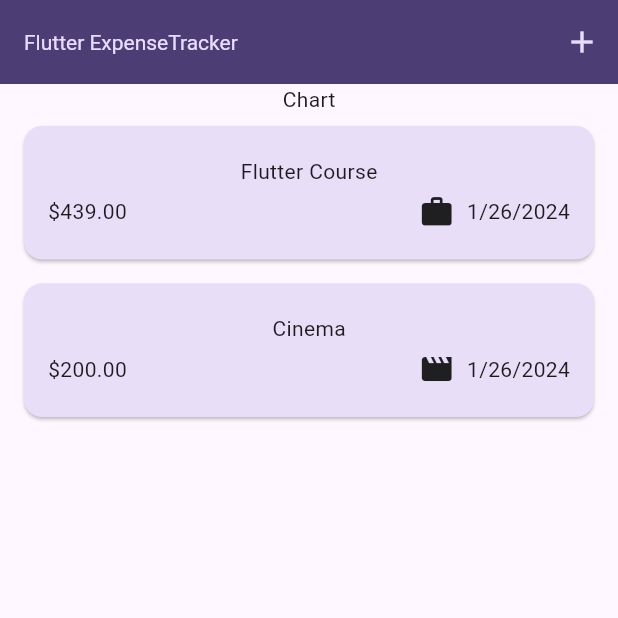
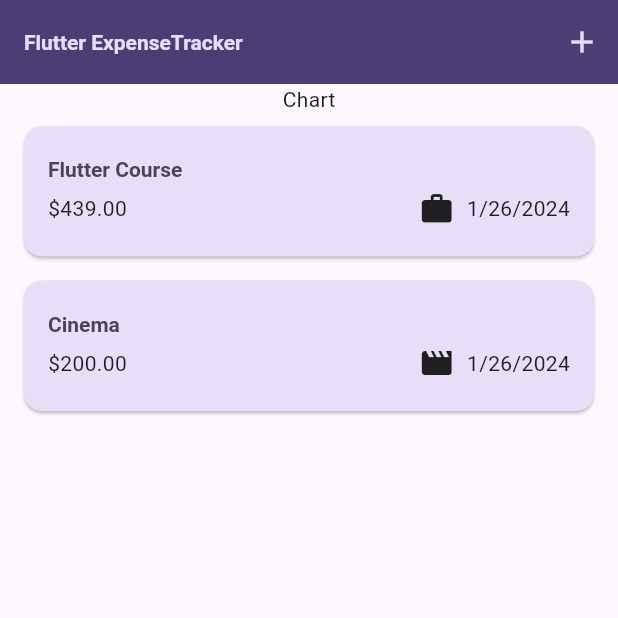
Before and after one commit to KishnaBansal/ExpenseTracker, a Flutter app: the screen it shows after launch, on a phone screen of 412 x 824 dp, the top half of it. Run offline on Flutter 3.47's test engine with Material 3 defaults, Android fonts, the phone set to English and light mode, and no system bars; missing offline and left inert: soft_keyboard.

Commit message:
made the swipe color (when removed an expense) as red and made a dark theme to switch between light and dark modes

```diff
--- a/lib/widgets/expenses_list/expense_item.dart
+++ b/lib/widgets/expenses_list/expense_item.dart
@@ -12,8 +12,9 @@ class ExpenseItem extends StatelessWidget {
       child: Padding(
         padding: const EdgeInsets.symmetric(horizontal: 16, vertical: 20),
         child: Column(
+          crossAxisAlignment: CrossAxisAlignment.start,
           children: [
-            Text(expense.title),
+            Text(expense.title,style: Theme.of(context).textTheme.titleLarge),
             const SizedBox(height: 5),
             Row(
               children: [
--- a/lib/widgets/expenses_list/expenses_list.dart
+++ b/lib/widgets/expenses_list/expenses_list.dart
@@ -15,6 +15,10 @@ class ExpensesList extends StatelessWidget {
       itemCount: expenses.length,
       itemBuilder: (context, index) => Dismissible(
         key: ValueKey(expenses[index]),
+        background: Container(
+          color: Theme.of(context).colorScheme.error.withOpacity(0.75),
+          margin: EdgeInsets.symmetric(horizontal: Theme.of(context).cardTheme.margin!.horizontal),
+        ),
         child: ExpenseItem(expenses[index]),
         onDismissed: (direction) {
           onRemoveExpense(expenses[index]);
```
Also changed, not shown: lib/main.dart (+22 -2 lines).
